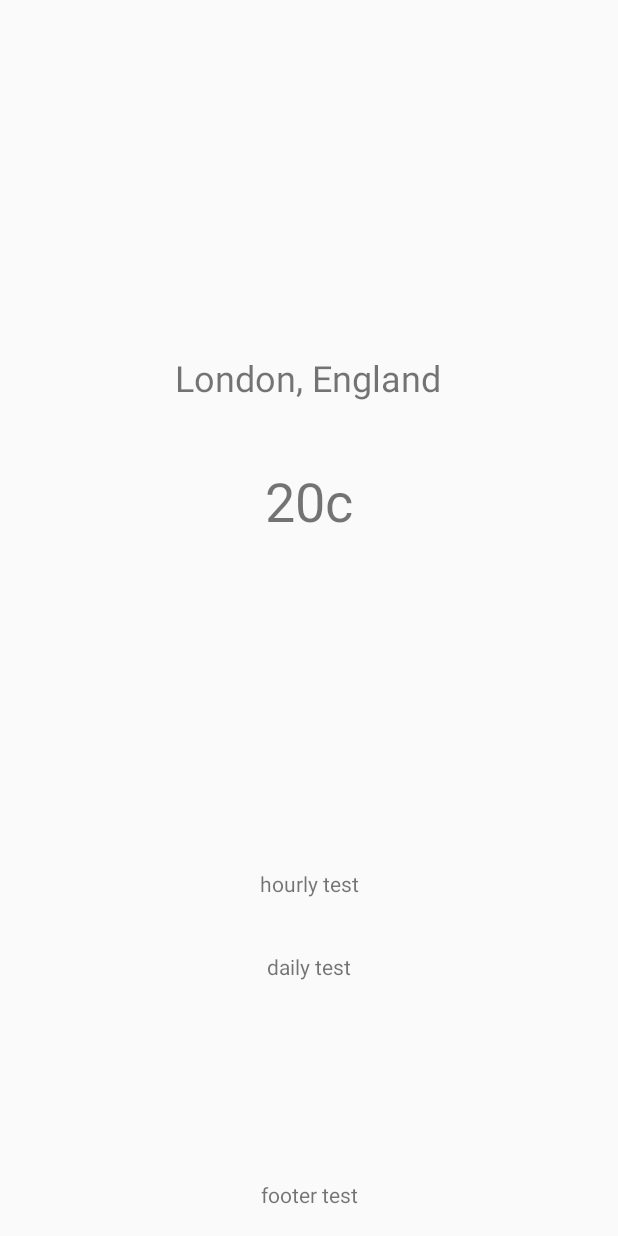
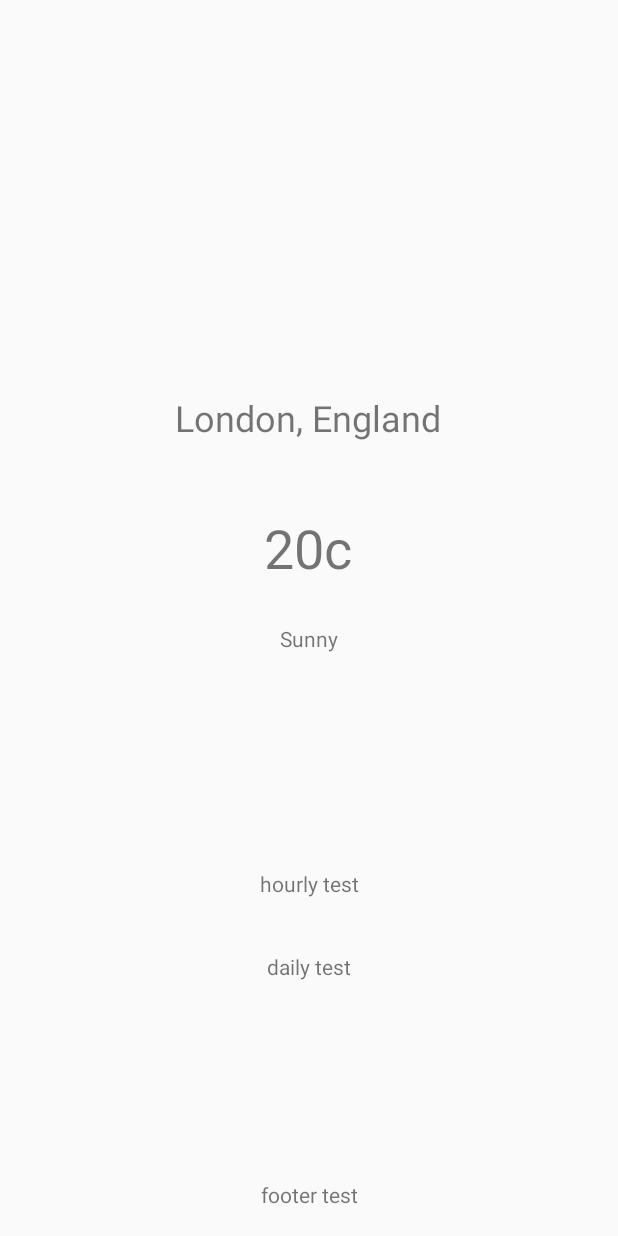
Before and after one commit to stefannovak/clear_weather, an Android app: the screen it shows after launch (MainActivity), on a phone screen of 412 x 824 dp. Run offline under Robolectric (Android 15) with nearby library versions, the phone set to English and light mode, and no system bars.

Commit message:
More playing with Json. Start recycler view tomorrow

```diff
--- a/app/src/main/java/com/stefanalexnovak/weatherapplication/MainActivity.kt
+++ b/app/src/main/java/com/stefanalexnovak/weatherapplication/MainActivity.kt
@@ -37,7 +37,6 @@ class MainActivity : AppCompatActivity() {
                 println("Failed to execute request")
             }
 
-            @RequiresApi(Build.VERSION_CODES.O)
             override fun onResponse(call: Call, response: Response) {
                 val body = response.body?.string()
                 println(body)
@@ -49,10 +48,12 @@ class MainActivity : AppCompatActivity() {
                 var locationText = weatherData.name + ", " + weatherData.sys.country
                 val tempNumber = (weatherData.main.temp - 273.15).roundToInt()
                 val time = getDateTime(weatherData.dt.toString())
+                val weatherDescription = weatherData.weather[0].description
 
                 cityText.text = locationText
                 tempText.text = tempNumber.toString() + "c"
                 hourlyTest.text = time.toString()
+                weatherSummaryText.text = weatherDescription
             }
         })
 
--- a/app/src/main/res/layout/activity_main.xml
+++ b/app/src/main/res/layout/activity_main.xml
@@ -24,14 +24,15 @@
 
     <TextView
         android:id="@+id/tempText"
-        android:layout_width="103dp"
-        android:layout_height="98dp"
-        android:layout_marginBottom="172dp"
+        android:layout_width="118dp"
+        android:layout_height="63dp"
+        android:layout_marginBottom="12dp"
         android:text="@string/temperatureValue"
         android:textAlignment="center"
         android:textSize="36sp"
-        app:layout_constraintBottom_toTopOf="@+id/hourlyTest"
+        app:layout_constraintBottom_toTopOf="@+id/weatherSummaryText"
         app:layout_constraintEnd_toEndOf="parent"
+        app:layout_constraintHorizontal_bias="0.498"
         app:layout_constraintStart_toStartOf="parent" />
 
     <TextView
@@ -67,4 +68,16 @@
         app:layout_constraintHorizontal_bias="1.0"
         app:layout_constraintStart_toStartOf="parent" />
 
+    <TextView
+        android:id="@+id/weatherSummaryText"
+        android:layout_width="0dp"
+        android:layout_height="wrap_content"
+        android:layout_marginBottom="144dp"
+        android:text="@string/weatherSummaryText"
+        android:textAlignment="center"
+        app:layout_constraintBottom_toTopOf="@+id/hourlyTest"
+        app:layout_constraintEnd_toEndOf="parent"
+        app:layout_constraintHorizontal_bias="0.0"
+        app:layout_constraintStart_toStartOf="parent" />
+
 </androidx.constraintlayout.widget.ConstraintLayout>
--- a/app/src/main/res/values/strings.xml
+++ b/app/src/main/res/values/strings.xml
@@ -1,8 +1,9 @@
 <resources>
-    <string name="app_name">Clear Weather</string>
+    <string name="app_name">Clear Skies</string>
     <string name="cityName">London, England</string>
     <string name="temperatureValue">20c</string>
     <string name="hourlyText">hourly test</string>
     <string name="dailyText">daily test</string>
     <string name="footerText">footer test</string>
+    <string name="weatherSummaryText">Sunny</string>
 </resources>
```
